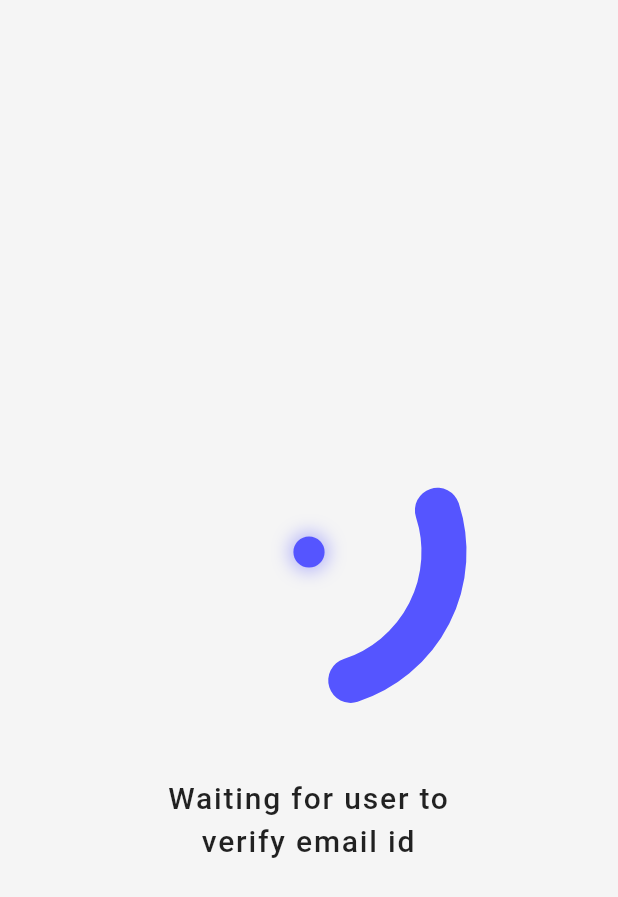
After one commit to Trexxo-in/Trexxo-client, a Flutter app: the VerificationLoader screen opened directly, on a phone screen of 412 x 824 dp. The commit adds this screen. Shown: the top 897 px of the screen. Run offline on Flutter 3.47's test engine with Material 3 defaults, Android fonts, the phone set to English and light mode, and no system bars; our stand-ins replace firebase_auth, firebase_core, flutter_bloc, hydrated_bloc, icons_plus; accounts and stored records are empty; network calls fail.

Commit message:
added verification loader

```diff
--- a/lib/utils/theme.dart
+++ b/lib/utils/theme.dart
@@ -8,12 +8,14 @@ ThemeData lightTheme = ThemeData(
   brightness: Brightness.light,
   primaryColor: primaryColor,
   scaffoldBackgroundColor: backgroundLight,
+
   colorScheme: ColorScheme.light(
     primary: primaryColor,
     secondary: primaryColor,
     onPrimary: Colors.white,
     onSecondary: Colors.white,
   ),
+  iconTheme: const IconThemeData(color: Colors.black87),
   appBarTheme: const AppBarTheme(
     backgroundColor: Colors.transparent,
     foregroundColor: Colors.black,
--- /dev/null
+++ b/lib/widgets/verification_laoder.dart
@@ -0,0 +1,138 @@
+import 'package:flutter/material.dart';
+import 'dart:math';
+
+import 'package:trexxo_mobility/utils/theme.dart';
+
+class VerificationLoader extends StatefulWidget {
+  const VerificationLoader({Key? key}) : super(key: key);
+
+  @override
+  State<VerificationLoader> createState() => _VerificationLoaderState();
+}
+
+class _VerificationLoaderState extends State<VerificationLoader>
+    with TickerProviderStateMixin {
+  late AnimationController _rotationController;
+  late AnimationController _pulseController;
+  late Animation<double> _pulseAnimation;
+
+  @override
+  void initState() {
+    super.initState();
+
+    _rotationController = AnimationController(
+      vsync: this,
+      duration: const Duration(seconds: 2),
+    )..repeat();
+
+    _pulseController = AnimationController(
+      vsync: this,
+      duration: const Duration(milliseconds: 1000),
+    )..repeat(reverse: true);
+
+    _pulseAnimation = Tween<double>(begin: 0.4, end: 1.2).animate(
+      CurvedAnimation(parent: _pulseController, curve: Curves.easeInOutBack),
+    );
+  }
+
+  @override
+  void dispose() {
+    _rotationController.dispose();
+    _pulseController.dispose();
+    super.dispose();
+  }
+
+  @override
+  Widget build(BuildContext context) {
+    return Scaffold(
+      // backgroundColor: Colors.deepOrangeAccent,
+      body: Center(
+        child: Column(
+          mainAxisAlignment: MainAxisAlignment.center,
+          children: [
+            // Main animation area
+            SizedBox(
+              width: 240,
+              height: 240,
+              child: Stack(
+                alignment: Alignment.center,
+                children: [
+                  // Pulsing center dot with shadow
+                  ScaleTransition(
+                    scale: _pulseAnimation,
+                    child: Container(
+                      width: 60,
+                      height: 60,
+                      decoration: BoxDecoration(
+                        color: primaryColor,
+                        shape: BoxShape.circle,
+                        boxShadow: [
+                          BoxShadow(
+                            color: primaryColor.withOpacity(0.4),
+                            blurRadius: 30,
+                            spreadRadius: 8,
+                          ),
+                        ],
+                      ),
+                    ),
+                  ),
+                  // Rotating arc
+                  AnimatedBuilder(
+                    animation: _rotationController,
+                    builder: (_, child) {
+                      return Transform.rotate(
+                        angle: _rotationController.value * 2 * pi,
+                        child: child,
+                      );
+                    },
+                    child: SizedBox(
+                      width: 180,
+                      height: 180,
+                      child: CustomPaint(painter: ArcPainter(strokeWidth: 30)),
+                    ),
+                  ),
+                ],
+              ),
+            ),
+            const SizedBox(height: 30),
+            // Text
+            const Text(
+              "Waiting for user to \nverify email id",
+              textAlign: TextAlign.center,
+              style: TextStyle(
+                fontSize: 20,
+                fontWeight: FontWeight.w500,
+                letterSpacing: 1.2,
+              ),
+            ),
+          ],
+        ),
+      ),
+    );
+  }
+}
+
+class ArcPainter extends CustomPainter {
+  final double strokeWidth;
+
+  ArcPainter({required this.strokeWidth});
+
+  @override
+  void paint(Canvas canvas, Size size) {
+    final paint =
+        Paint()
+          ..color = primaryColor
+          ..strokeWidth = strokeWidth
+          ..style = PaintingStyle.stroke
+          ..strokeCap = StrokeCap.round
+          ..isAntiAlias = true;
+
+    final rect = Rect.fromLTWH(0, 0, size.width, size.height);
+    const startAngle = 0.0;
+    final sweepAngle = pi / 2;
+    canvas.drawArc(rect, startAngle, sweepAngle, false, paint);
+  }
+
+  @override
+  bool shouldRepaint(CustomPainter oldDelegate) => false;
+}
```
Also changed, not shown: lib/screens/auth/register_screen.dart (+36 -16 lines), lib/screens/auth/profile_setup_screen.dart (added).
